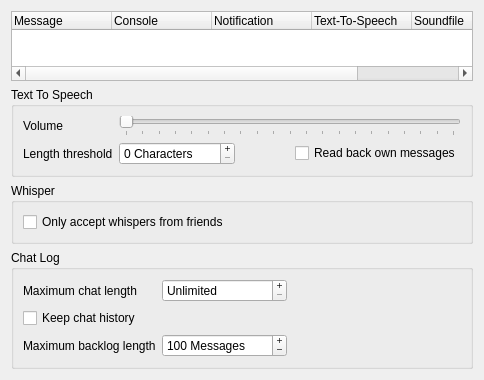
First picture: the form in src/mumble/Log.ui, repository mumble-voip/mumble, before the edit.
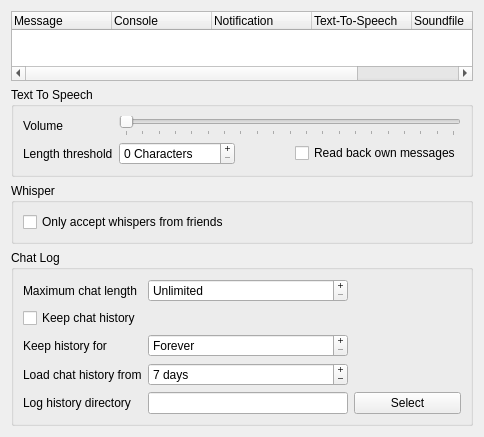
Second picture: the form after the edit.

```diff
--- a/src/mumble/Log.ui
+++ b/src/mumble/Log.ui
@@ -7,7 +7,7 @@
     <x>0</x>
     <y>0</y>
     <width>484</width>
-    <height>369</height>
+    <height>430</height>
    </rect>
   </property>
   <property name="windowTitle">
@@ -177,17 +177,17 @@
       <string>Chat Log</string>
      </property>
      <layout class="QGridLayout" name="gridLayout">
-      <item row="2" column="0">
-       <widget class="QLabel" name="qlBacklogMaxSize">
+      <item row="3" column="0">
+       <widget class="QLabel" name="qlBacklogReadLimit">
         <property name="text">
-         <string>Maximum backlog length</string>
+         <string>Load chat history from</string>
         </property>
        </widget>
       </item>
-      <item row="1" column="0">
-       <widget class="QCheckBox" name="qcbBacklog">
+      <item row="5" column="0">
+       <widget class="QLabel" name="qlBacklogDir">
         <property name="text">
-         <string>Keep chat history</string>
+         <string>Log history directory</string>
         </property>
        </widget>
       </item>
@@ -230,6 +230,93 @@
         </property>
        </widget>
       </item>
+      <item row="1" column="0">
+       <widget class="QCheckBox" name="qcbBacklog">
+        <property name="text">
+         <string>Keep chat history</string>
+        </property>
+       </widget>
+      </item>
+      <item row="0" column="2">
+       <spacer name="horizontalSpacer">
+        <property name="orientation">
+         <enum>Qt::Horizontal</enum>
+        </property>
+        <property name="sizeHint" stdset="0">
+         <size>
+          <width>8</width>
+          <height>16</height>
+         </size>
+        </property>
+       </spacer>
+      </item>
+      <item row="2" column="1">
+       <widget class="QSpinBox" name="qsbBacklogKeepLimit">
+        <property name="buttonSymbols">
+         <enum>QAbstractSpinBox::PlusMinus</enum>
+        </property>
+        <property name="specialValueText">
+         <string>Forever</string>
+        </property>
+        <property name="suffix">
+         <string> days</string>
+        </property>
+        <property name="minimum">
+         <number>0</number>
+        </property>
+        <property name="maximum">
+         <number>1000000</number>
+        </property>
+        <property name="singleStep">
+         <number>1</number>
+        </property>
+        <property name="value">
+         <number>0</number>
+        </property>
+       </widget>
+      </item>
+      <item row="5" column="1">
+       <widget class="QLineEdit" name="qleBacklogDir">
+        <property name="sizePolicy">
+         <sizepolicy hsizetype="MinimumExpanding" vsizetype="Fixed">
+          <horstretch>0</horstretch>
+          <verstretch>0</verstretch>
+         </sizepolicy>
+        </property>
+        <property name="minimumSize">
+         <size>
+          <width>200</width>
+          <height>0</height>
+         </size>
+        </property>
+        <property name="echoMode">
+         <enum>QLineEdit::Normal</enum>
+        </property>
+        <property name="readOnly">
+         <bool>true</bool>
+        </property>
+       </widget>
+      </item>
+      <item row="3" column="2">
+       <spacer name="horizontalSpacer_3">
+        <property name="orientation">
+         <enum>Qt::Horizontal</enum>
+        </property>
+        <property name="sizeHint" stdset="0">
+         <size>
+          <width>8</width>
+          <height>16</height>
+         </size>
+        </property>
+       </spacer>
+      </item>
+      <item row="2" column="0">
+       <widget class="QLabel" name="qlBacklogKeepLimit">
+        <property name="text">
+         <string>Keep history for</string>
+        </property>
+       </widget>
+      </item>
       <item row="2" column="2">
        <spacer name="horizontalSpacer_2">
         <property name="orientation">
@@ -243,16 +330,22 @@
         </property>
        </spacer>
       </item>
-      <item row="2" column="1">
-       <widget class="QSpinBox" name="qsbMaxBacklog">
+      <item row="3" column="1">
+       <widget class="QSpinBox" name="qsbBacklogReadLimit">
         <property name="buttonSymbols">
          <enum>QAbstractSpinBox::PlusMinus</enum>
         </property>
         <property name="specialValueText">
-         <string notr="true"/>
+         <string>All time</string>
         </property>
         <property name="suffix">
-         <string> Messages</string>
+         <string> days</string>
+        </property>
+        <property name="prefix">
+         <string/>
+        </property>
+        <property name="minimum">
+         <number>-1</number>
         </property>
         <property name="maximum">
          <number>1000000</number>
@@ -261,7 +354,26 @@
          <number>100</number>
         </property>
         <property name="value">
-         <number>100</number>
+         <number>7</number>
+        </property>
+       </widget>
+      </item>
+      <item row="5" column="2">
+       <widget class="QPushButton" name="qpbBacklogDirSelect">
+        <property name="sizePolicy">
+         <sizepolicy hsizetype="Expanding" vsizetype="Fixed">
+          <horstretch>0</horstretch>
+          <verstretch>0</verstretch>
+         </sizepolicy>
+        </property>
+        <property name="layoutDirection">
+         <enum>Qt::LeftToRight</enum>
+        </property>
+        <property name="autoFillBackground">
+         <bool>false</bool>
+        </property>
+        <property name="text">
+         <string>Select</string>
         </property>
        </widget>
       </item>
```
Left out of the diff: 15 changed lines with no effect on the pictures.
